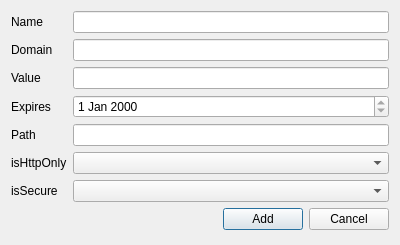
Before: the Qt Designer form qtwebengine/examples/webenginewidgets/cookiebrowser/cookiedialog.ui in CipSoft-Tibia/Qt5, drawn with Qt 5.
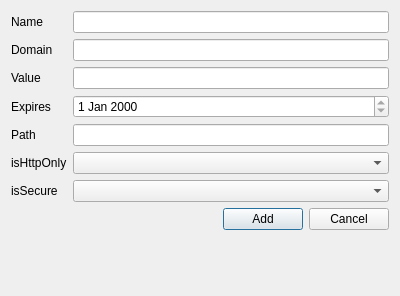
After: the same form once the commit is applied.

```diff
--- a/qtwebengine/examples/webenginewidgets/cookiebrowser/cookiedialog.ui
+++ b/qtwebengine/examples/webenginewidgets/cookiebrowser/cookiedialog.ui
@@ -7,7 +7,7 @@
     <x>0</x>
     <y>0</y>
     <width>400</width>
-    <height>245</height>
+    <height>296</height>
    </rect>
   </property>
   <property name="windowTitle">
```
Left out of the diff: 2 changed lines with no effect on the pictures.
